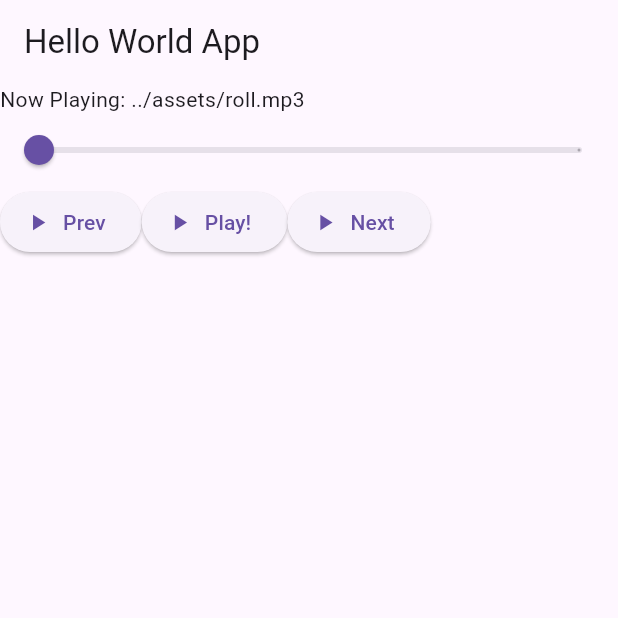
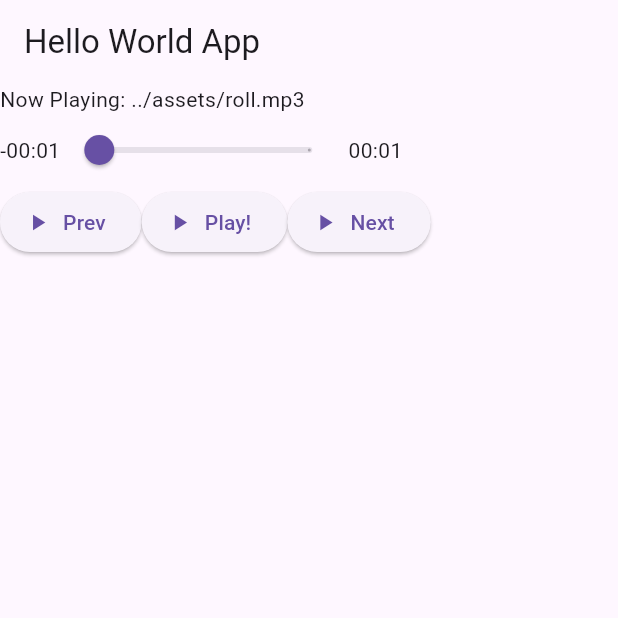
Before and after one commit to snacksbro/symphony, a Flutter app: the screen it shows after launch, on a phone screen of 412 x 824 dp, the top half of it. Run offline on Flutter 3.47's test engine with Material 3 defaults, Android fonts, the phone set to English and light mode, and no system bars; our stand-ins replace audioplayers.

Commit message:
feat(player): Add formatted song durations

```diff
--- a/lib/src/play_bar.dart
+++ b/lib/src/play_bar.dart
@@ -101,8 +101,20 @@ class _PlayBarState extends State<PlayBar> {
     });
   }
 
+  String prettyDuration(String stringDuration) {
+    // Remove the hours
+    // int colonIndex = stringDuration.indexOf(":");
+    // stringDuration.substring(colonIndex+1);
+    String noMilString = stringDuration.split(".")[0];
+    List<String> times = noMilString.split(":");
+
+    return "${times[1]}:${times[2]}";
+  }
+
   Widget build(BuildContext context) {
     return Column(children: <Widget>[
+      Row(children: <Widget>[
+        Text("-" + prettyDuration((songProgress - songDuration).toString())),
         Slider(
           value: songProgress.inSeconds.toDouble(),
           max: songDuration.inSeconds.toDouble(),
@@ -111,6 +123,8 @@ class _PlayBarState extends State<PlayBar> {
           divisions: songDuration.inSeconds,
           onChanged: update_progess,
         ),
+        Text(prettyDuration(songDuration.toString()))
+      ]),
       Row(
         children: <Widget>[
           ElevatedButton.icon(
```
Lines whose indentation alone changed are shown as unchanged.
